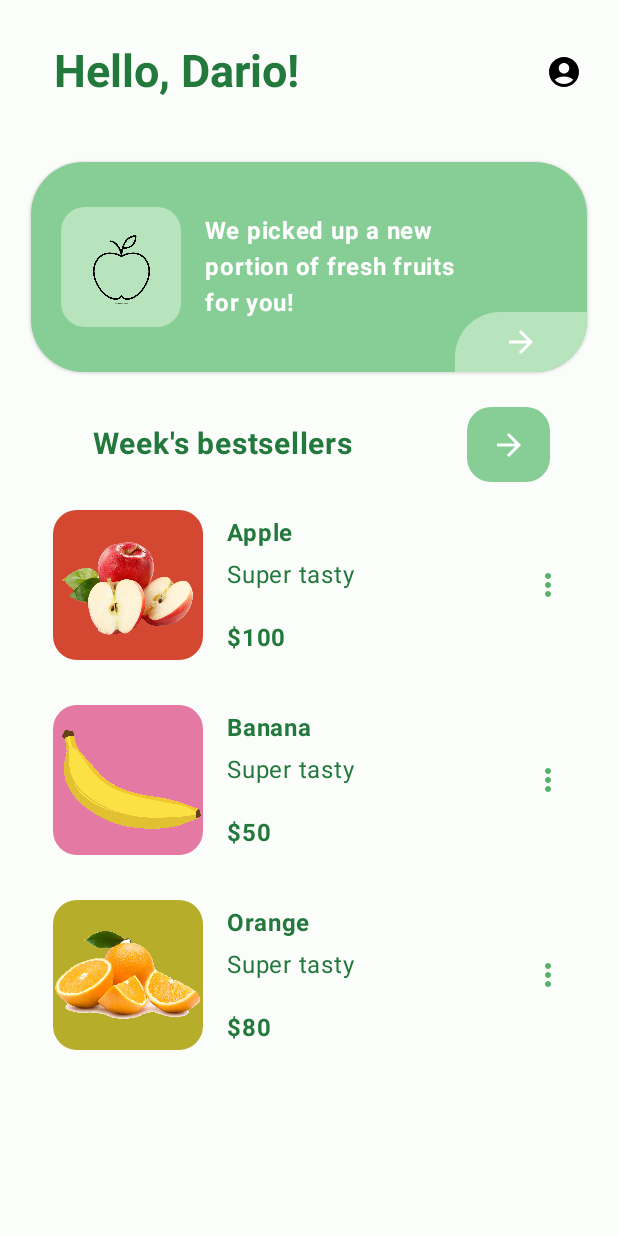
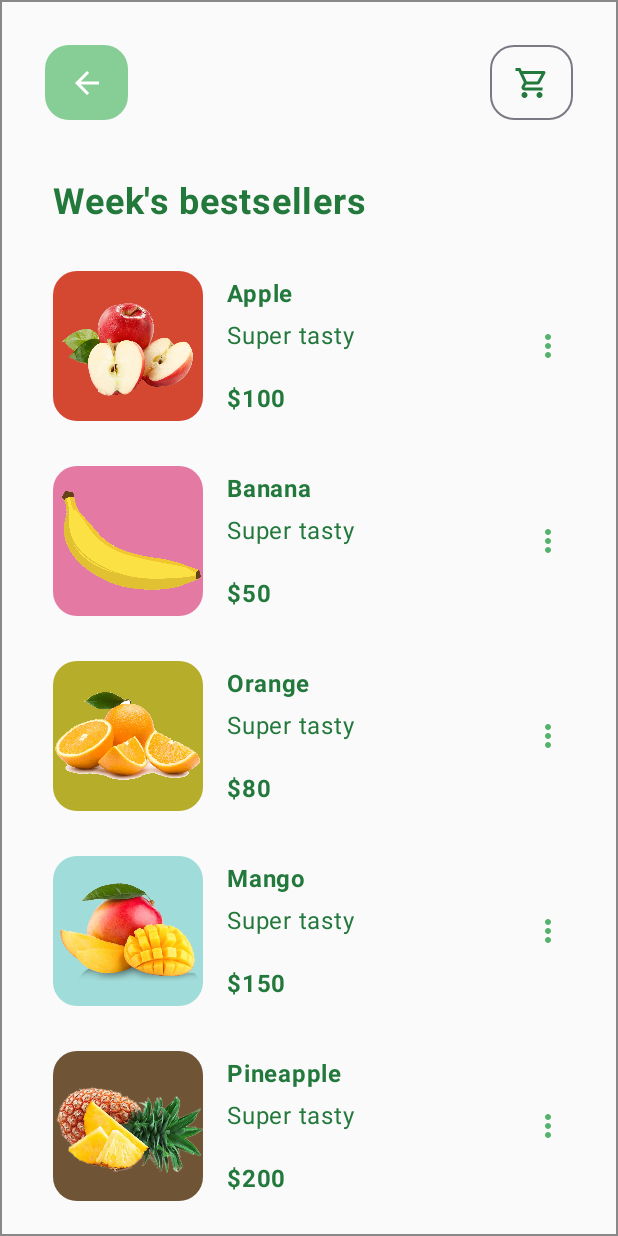
Before and after one commit to darioplazaleon/FruitApp-Compose, an Android app built with Jetpack Compose: the FruitScreen screen opened through its navigation route, after a tap on "Go to week bestsellers", on a phone screen of 412 x 824 dp. Run offline under Robolectric (Android 15) with nearby library versions, the phone set to English and light mode, and no system bars.

Commit message:
BestsellerScreen finished

```diff
--- a/app/src/main/java/com/example/composepractice/Navigation.kt
+++ b/app/src/main/java/com/example/composepractice/Navigation.kt
@@ -1,7 +1,6 @@
 package com.example.composepractice
 
 import androidx.compose.runtime.Composable
-import androidx.lifecycle.ViewModel
 import androidx.navigation.NavType
 import androidx.navigation.compose.NavHost
 import androidx.navigation.compose.composable
@@ -14,6 +13,7 @@ import com.example.composepractice.ui.screen.Cart
 import com.example.composepractice.ui.screen.FruitDetailScreen
 import com.example.composepractice.ui.screen.FruitScreen
 import com.example.composepractice.ui.screen.MasterScreen
+import com.example.composepractice.ui.screen.WeekBestSellersScreen
 
 sealed class Screen(val route: String) {
     object MasterScreen: Screen(route = "master_screen")
@@ -47,6 +47,10 @@ fun Navigation(viewModel: CartViewModel) {
             }
         }
 
+        composable(Screen.WeekBestSellersScreen.route){
+            WeekBestSellersScreen(navController, fruitList)
+        }
+
         composable(Screen.CartScreen.route){
             Cart(navController, viewModel)
         }
--- a/app/src/main/java/com/example/composepractice/ui/screen/FruitScreen.kt
+++ b/app/src/main/java/com/example/composepractice/ui/screen/FruitScreen.kt
@@ -73,8 +73,8 @@ fun FruitScreen(navController: NavController, fruitList: List<Fruit>) {
             horizontalAlignment = Alignment.CenterHorizontally,
             verticalArrangement = Arrangement.Center
         ) {
-            FruitsForYou()
-            WeekBestSellersCard()
+            FruitsForYou(navController)
+            WeekBestSellersCard(navController)
             LazyColumn(
                 verticalArrangement = Arrangement.spacedBy(30.dp),
                 modifier = Modifier.padding(16.dp)
@@ -91,7 +91,7 @@ fun FruitScreen(navController: NavController, fruitList: List<Fruit>) {
 
 
 @Composable
-fun WeekBestSellersCard() {
+fun WeekBestSellersCard(navController: NavController) {
     Row(
         modifier = Modifier
             .fillMaxWidth(0.90f)
@@ -108,7 +108,7 @@ fun WeekBestSellersCard() {
         )
         Spacer(modifier = Modifier.width(60.dp))
         Button(
-            onClick = { /*TODO*/ },
+            onClick = { navController.navigate(Screen.WeekBestSellersScreen.route) },
             colors = ButtonDefaults.buttonColors(containerColor = Color(135, 206, 150)),
             shape = RoundedCornerShape(16.dp),
             modifier = Modifier
@@ -171,13 +171,14 @@ fun FruitCard(fruit: Fruit, onFruitClick: (fruit: Fruit) -> Unit) {
 }
 
 @Composable
-fun FruitsForYou() {
+fun FruitsForYou(navController: NavController) {
     ElevatedCard(
         colors = CardDefaults.cardColors(containerColor = Color(135, 206, 150)),
         shape = RoundedCornerShape(35.dp),
         modifier = Modifier
             .fillMaxWidth(0.90f)
             .height(140.dp),
+        elevation = CardDefaults.cardElevation(defaultElevation = 10.dp)
     ) {
         Row(
             modifier = Modifier
@@ -208,20 +209,22 @@ fun FruitsForYou() {
                 color = Color.White,
                 modifier = Modifier.padding(start = 16.dp)
             )
-            Box(
+            Button(
+                onClick = { navController.navigate(Screen.WeekBestSellersScreen.route) },
                 modifier = Modifier
                     .height(40.dp)
                     .fillMaxSize()
                     .clip(RoundedCornerShape(topStart = 30.dp))
                     .background(color = Color(183, 227, 189))
-                    .align(Alignment.Bottom)
+                    .align(Alignment.Bottom),
+                colors = ButtonDefaults.buttonColors(containerColor = Color.Transparent)
             ) {
                 Icon(
                     painter = painterResource(id = R.drawable.baseline_arrow_forward_24),
                     contentDescription = "Go to fruits for me",
                     tint = Color.White,
-                    modifier = Modifier
-                        .align(Alignment.Center)
+//                    modifier = Modifier
+//                        .align(Alignment.Center)
                 )
             }
         }
--- a/app/src/main/java/com/example/composepractice/ui/screen/WeekBestSellersScreen.kt
+++ b/app/src/main/java/com/example/composepractice/ui/screen/WeekBestSellersScreen.kt
@@ -1,12 +1,111 @@
 package com.example.composepractice.ui.screen
 
+import androidx.compose.foundation.border
+import androidx.compose.foundation.layout.Arrangement
 import androidx.compose.foundation.layout.Column
+import androidx.compose.foundation.layout.PaddingValues
+import androidx.compose.foundation.layout.Row
+import androidx.compose.foundation.layout.fillMaxHeight
+import androidx.compose.foundation.layout.fillMaxSize
+import androidx.compose.foundation.layout.fillMaxWidth
+import androidx.compose.foundation.layout.height
+import androidx.compose.foundation.layout.padding
+import androidx.compose.foundation.layout.width
+import androidx.compose.foundation.lazy.LazyColumn
+import androidx.compose.foundation.lazy.items
+import androidx.compose.foundation.shape.RoundedCornerShape
+import androidx.compose.material.icons.Icons
+import androidx.compose.material.icons.outlined.ShoppingCart
+import androidx.compose.material3.Button
+import androidx.compose.material3.ButtonDefaults
+import androidx.compose.material3.Icon
+import androidx.compose.material3.OutlinedButton
 import androidx.compose.material3.Text
 import androidx.compose.runtime.Composable
+import androidx.compose.ui.Alignment
+import androidx.compose.ui.Modifier
+import androidx.compose.ui.graphics.Color
+import androidx.compose.ui.res.painterResource
+import androidx.compose.ui.text.font.FontWeight
+import androidx.compose.ui.text.style.TextAlign
+import androidx.compose.ui.unit.dp
+import androidx.compose.ui.unit.sp
+import androidx.compose.ui.zIndex
+import androidx.navigation.NavController
+import com.example.composepractice.R
+import com.example.composepractice.Screen
+import com.example.composepractice.data.model.Fruit
 
 @Composable
-fun WeekBestSellersScreen() {
-    Column {
-        Text(text = "Best Sellers")
+fun WeekBestSellersScreen(navController: NavController, fruitList: List<Fruit>) {
+
+    Column(
+        modifier = Modifier
+            .border(1.dp, Color.Gray)
+            .fillMaxSize(),
+        verticalArrangement = Arrangement.spacedBy(30.dp),
+        horizontalAlignment = Alignment.CenterHorizontally
+    ) {
+        TopBarBestSellers(navController)
+        Column {
+            Text(
+                text = "Week's bestsellers",
+                fontSize = 24.sp,
+                fontWeight = FontWeight.Bold,
+                color = Color(35, 120, 60),
+                modifier = Modifier.padding(start = 16.dp, bottom = 16.dp),
+            )
+            LazyColumn(
+                verticalArrangement = Arrangement.spacedBy(30.dp),
+                modifier = Modifier.padding(16.dp)
+            ) {
+                items(fruitList, key = { it.id }) { fruit ->
+                    FruitCard(
+                        fruit,
+                        onFruitClick = { navController.navigate(Screen.FruitDetailScreen.route + "/${fruit.id}") })
+                }
+            }
+        }
+
     }
 }
+
+@Composable
+fun TopBarBestSellers(navController: NavController) {
+    Row(
+        modifier = Modifier
+            .fillMaxWidth()
+            .fillMaxHeight(0.11f)
+            .zIndex(20f)
+            .padding(start = 30.dp, end = 30.dp, top = 30.dp),
+        horizontalArrangement = Arrangement.SpaceBetween,
+    ) {
+        Button(
+            onClick = { navController.popBackStack() },
+            shape = RoundedCornerShape(16.dp),
+            contentPadding = PaddingValues(1.dp),
+            modifier = Modifier
+                .width(55.dp)
+                .height(50.dp),
+            colors = ButtonDefaults.buttonColors(containerColor = Color(135, 206, 150))
+        ) {
+            Icon(
+                painter = painterResource(id = R.drawable.baseline_arrow_back_24),
+                contentDescription = "Go Back", tint = Color.White
+            )
+        }
+        OutlinedButton(
+            onClick = { navController.navigate(Screen.CartScreen.route) },
+            shape = RoundedCornerShape(16.dp),
+            contentPadding = PaddingValues(1.dp),
+            modifier = Modifier
+                .width(55.dp)
+                .height(50.dp),
+        ) {
+            Icon(
+                imageVector = Icons.Outlined.ShoppingCart,
+                contentDescription = "Go to Cart", tint = Color(35, 120, 60)
+            )
+        }
+    }
+}
```
